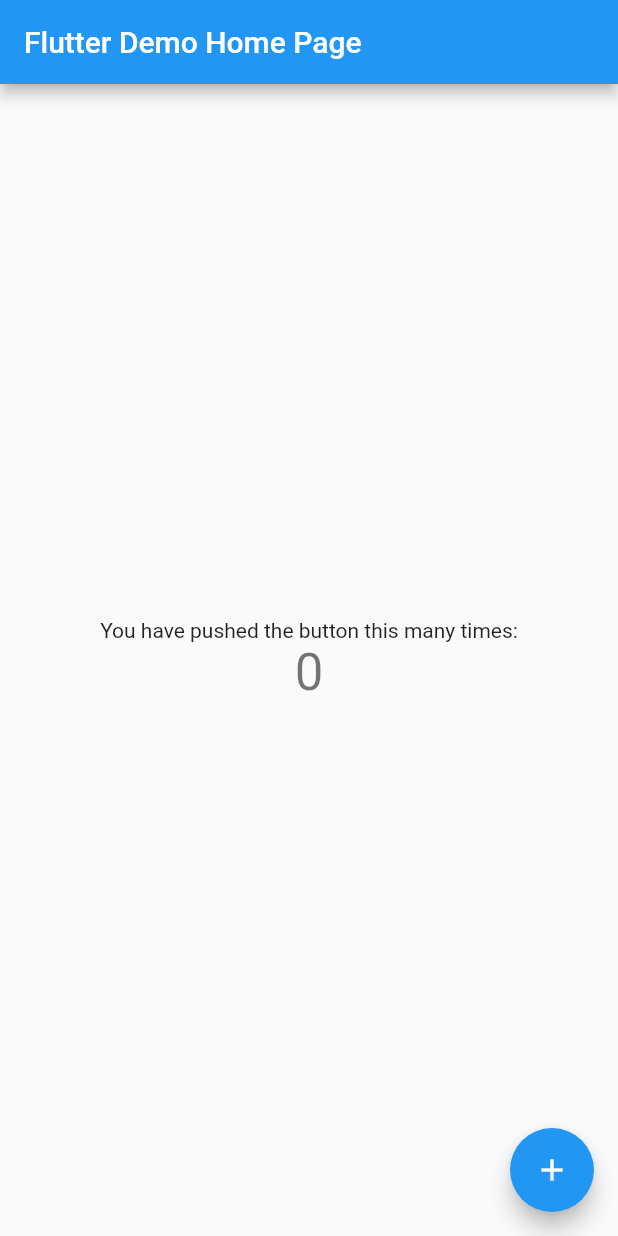
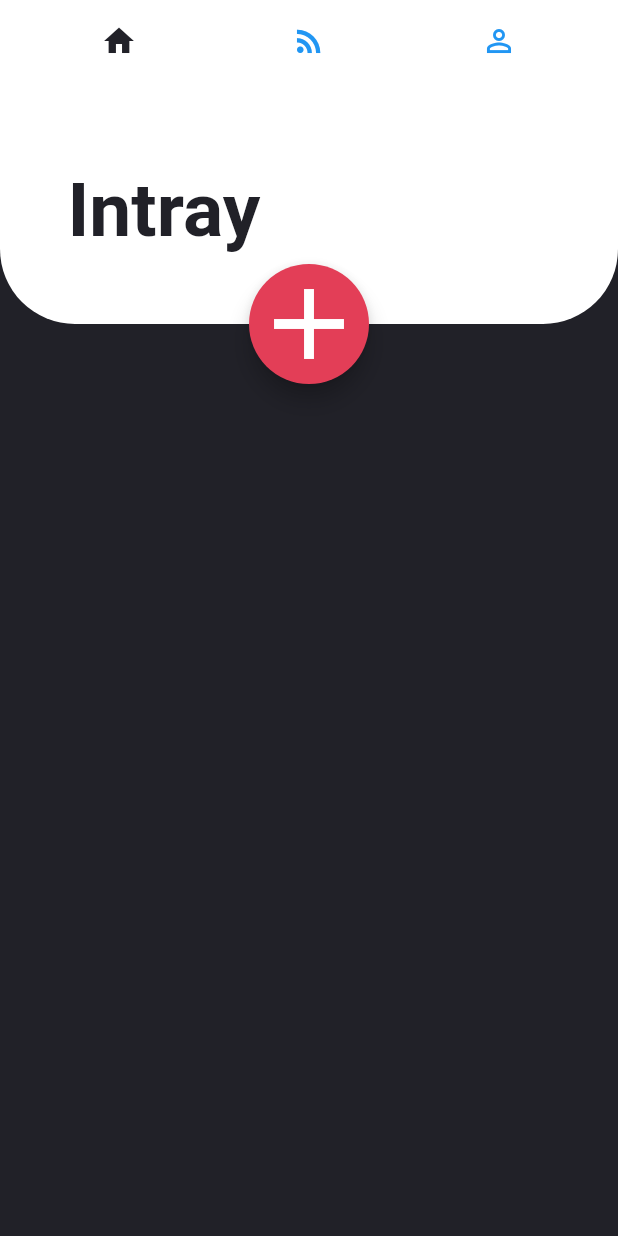
Before and after one commit to JoshWacks/TodoApp, a Flutter app: the screen it shows after launch, on a phone screen of 412 x 824 dp. Run offline on Flutter 3.47's test engine with Material 2 defaults, Android fonts, the phone set to English and light mode, and no system bars; Roboto replaces fonts that are missing (Avenir).

Commit message:
Created intray topbar and button #2

```diff
--- a/lib/main.dart
+++ b/lib/main.dart
@@ -1,47 +1,26 @@
+import 'package:flutter/cupertino.dart';
 import 'package:flutter/material.dart';
+import 'models/global.dart';
 
 void main() {
   runApp(MyApp());
 }
 
 class MyApp extends StatelessWidget {
-  // This widget is the root of your application.
   @override
   Widget build(BuildContext context) {
     return MaterialApp(
-      title: 'Flutter Demo',
+      title: 'Todo App',
       theme: ThemeData(
-        // This is the theme of your application.
-        //
-        // Try running your application with "flutter run". You'll see the
-        // application has a blue toolbar. Then, without quitting the app, try
-        // changing the primarySwatch below to Colors.green and then invoke
-        // "hot reload" (press "r" in the console where you ran "flutter run",
-        // or simply save your changes to "hot reload" in a Flutter IDE).
-        // Notice that the counter didn't reset back to zero; the application
-        // is not restarted.
         primarySwatch: Colors.blue,
-        // This makes the visual density adapt to the platform that you run
-        // the app on. For desktop platforms, the controls will be smaller and
-        // closer together (more dense) than on mobile platforms.
-        visualDensity: VisualDensity.adaptivePlatformDensity,
       ),
-      home: MyHomePage(title: 'Flutter Demo Home Page'),
+      home: MyHomePage(title: 'Todo App'),
     );
   }
 }
 
 class MyHomePage extends StatefulWidget {
   MyHomePage({Key key, this.title}) : super(key: key);
-
-  // This widget is the home page of your application. It is stateful, meaning
-  // that it has a State object (defined below) that contains fields that affect
-  // how it looks.
-
-  // This class is the configuration for the state. It holds the values (in this
-  // case the title) provided by the parent (in this case the App widget) and
-  // used by the build method of the State. Fields in a Widget subclass are
-  // always marked "final".
 
   final String title;
 
@@ -50,68 +29,77 @@ class MyHomePage extends StatefulWidget {
 }
 
 class _MyHomePageState extends State<MyHomePage> {
-  int _counter = 0;
-
-  void _incrementCounter() {
-    setState(() {
-      // This call to setState tells the Flutter framework that something has
-      // changed in this State, which causes it to rerun the build method below
-      // so that the display can reflect the updated values. If we changed
-      // _counter without calling setState(), then the build method would not be
-      // called again, and so nothing would appear to happen.
-      _counter++;
-    });
-  }
-
   @override
   Widget build(BuildContext context) {
-    // This method is rerun every time setState is called, for instance as done
-    // by the _incrementCounter method above.
-    //
-    // The Flutter framework has been optimized to make rerunning build methods
-    // fast, so that you can just rebuild anything that needs updating rather
-    // than having to individually change instances of widgets.
-    return Scaffold(
-      appBar: AppBar(
-        // Here we take the value from the MyHomePage object that was created by
-        // the App.build method, and use it to set our appbar title.
-        title: Text(widget.title),
-      ),
-      body: Center(
-        // Center is a layout widget. It takes a single child and positions it
-        // in the middle of the parent.
-        child: Column(
-          // Column is also a layout widget. It takes a list of children and
-          // arranges them vertically. By default, it sizes itself to fit its
-          // children horizontally, and tries to be as tall as its parent.
-          //
-          // Invoke "debug painting" (press "p" in the console, choose the
-          // "Toggle Debug Paint" action from the Flutter Inspector in Android
-          // Studio, or the "Toggle Debug Paint" command in Visual Studio Code)
-          // to see the wireframe for each widget.
-          //
-          // Column has various properties to control how it sizes itself and
-          // how it positions its children. Here we use mainAxisAlignment to
-          // center the children vertically; the main axis here is the vertical
-          // axis because Columns are vertical (the cross axis would be
-          // horizontal).
-          mainAxisAlignment: MainAxisAlignment.center,
-          children: <Widget>[
-            Text(
-              'You have pushed the button this many times:',
+    return MaterialApp(
+      color: Colors.yellow,
+      home: SafeArea(
+        child: DefaultTabController(
+          length: 3,
+          child: new Scaffold(
+            body: Stack(children: <Widget>[
+              TabBarView(
+                children: [
+                  new Container(
+                    color: darkGreyColor,
+                  ),
+                  new Container(
+                    color: Colors.orange,
+                  ),
+                  new Container(
+                    color: Colors.lightGreen,
+                  ),
+                ],
+              ),
+              Container(
+                padding: EdgeInsets.fromLTRB(45, 55, 0, 0),
+                width: MediaQuery.of(context).size.width,//gets the width size of the screen
+                child: Text(
+                  "Intray",
+                  style: intrayTitleStyle,
+                ),
+                height: 160,
+                decoration: BoxDecoration(
+                  borderRadius: BorderRadius.only(
+                      bottomLeft: Radius.circular(50),
+                      bottomRight: Radius.circular(50)),
+                  color: Colors.white,
+                ),
+              ),
+              Container(
+                height: 80,
+                width: 80,
+                margin: EdgeInsets.only(top:120,left: MediaQuery.of(context).size.width *0.5 -40),
+                child: FloatingActionButton(
+                    child: Icon(Icons.add,size: 80,),
+                    backgroundColor: redColor,
+                    onPressed: null),
+              )
+            ]),
+            appBar: AppBar(
+              elevation: 0,
+              title: new TabBar(
+                tabs: [
+                  Tab(
+                    icon: new Icon(Icons.home),
+                  ),
+                  Tab(
+                    icon: new Icon(Icons.rss_feed),
+                  ),
+                  Tab(
+                    icon: new Icon(Icons.perm_identity),
+                  ),
+                ],
+                labelColor: darkGreyColor,
+                unselectedLabelColor: Colors.blue,
+                indicatorColor: Colors.transparent,
+              ),
+              backgroundColor: Colors.white,
             ),
-            Text(
-              '$_counter',
-              style: Theme.of(context).textTheme.headline4,
-            ),
-          ],
+            backgroundColor: Colors.white,
+          ),
         ),
       ),
-      floatingActionButton: FloatingActionButton(
-        onPressed: _incrementCounter,
-        tooltip: 'Increment',
-        child: Icon(Icons.add),
-      ), // This trailing comma makes auto-formatting nicer for build methods.
     );
   }
 }
--- /dev/null
+++ b/lib/models/global.dart
@@ -0,0 +1,7 @@
+import 'package:flutter/material.dart';
+
+Color darkGreyColor= new Color(0xFF212128);
+
+Color redColor= new Color(0xFFE33E57);
+
+TextStyle intrayTitleStyle = new TextStyle(fontFamily: 'Avenir', fontWeight: FontWeight.bold,color: darkGreyColor,fontSize: 50);
```
Also changed, not shown: 1 other file.
